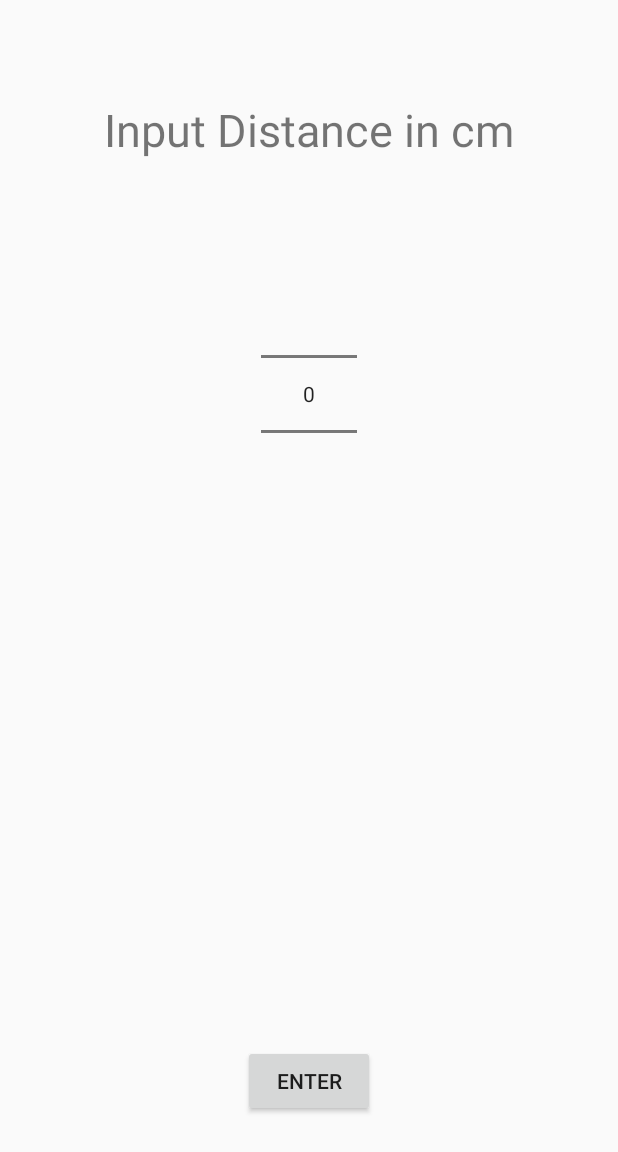
After one commit to hkiang01/Smartphone-Multi-Modal-Sensing, an Android app: the layout distance_user_input.xml on its own in the app's theme, with its tools: preview values and no code run, on a phone screen of 412 x 824 dp. The commit adds this screen. Shown: the top 1152 px of the screen. Run offline under Robolectric (Android 15) with nearby library versions, the phone set to English and light mode, and no system bars.

Commit message:
user input for cm travelled if not idle

```diff
--- a/MultiModalSensing/app/src/main/AndroidManifest.xml
+++ b/MultiModalSensing/app/src/main/AndroidManifest.xml
@@ -22,5 +22,6 @@
     <uses-permission android:name="android.permission.WRITE_EXTERNAL_STORAGE" />
     <uses-permission android:name="android.permission.READ_EXTERNAL_STORAGE" />
     <uses-permission android:name="android.permission.ACCESS_COARSE_LOCATION" />
+    <uses-permission android:name="android.permission.ACCESS_FINE_LOCATION" />
 
 </manifest>
--- /dev/null
+++ b/MultiModalSensing/app/src/main/res/layout/distance_user_input.xml
@@ -0,0 +1,37 @@
+<?xml version="1.0" encoding="utf-8"?>
+<RelativeLayout xmlns:android="http://schemas.android.com/apk/res/android"
+    android:orientation="vertical" android:layout_width="match_parent"
+    android:layout_height="match_parent">
+
+    <TextView
+        android:layout_width="match_parent"
+        android:layout_height="wrap_content"
+        android:text="Input Distance in cm"
+        android:textSize="30dp"
+        android:textAlignment="center"
+        android:id="@+id/textView"
+        android:layout_alignParentTop="true"
+        android:layout_alignParentLeft="true"
+        android:layout_alignParentStart="true"
+        android:layout_marginTop="66dp" />
+
+    <NumberPicker
+        android:id="@+id/numberPicker"
+        android:layout_width="wrap_content"
+        android:layout_height="wrap_content"
+        android:layout_below="@+id/textView"
+        android:layout_centerHorizontal="true"
+        android:layout_marginTop="66dp" />
+
+    <Button
+        android:layout_width="wrap_content"
+        android:layout_height="wrap_content"
+        android:text="Enter"
+        android:id="@+id/button"
+        android:layout_alignParentBottom="true"
+        android:layout_centerHorizontal="true"
+        android:layout_marginBottom="79dp"
+        android:onClick="renameFile"/>
+
+
+</RelativeLayout>
```
Also changed, not shown: MultiModalSensing/app/src/main/java/com/example/harry/multimodalsensing/MainActivity.java (+73 -2 lines).
